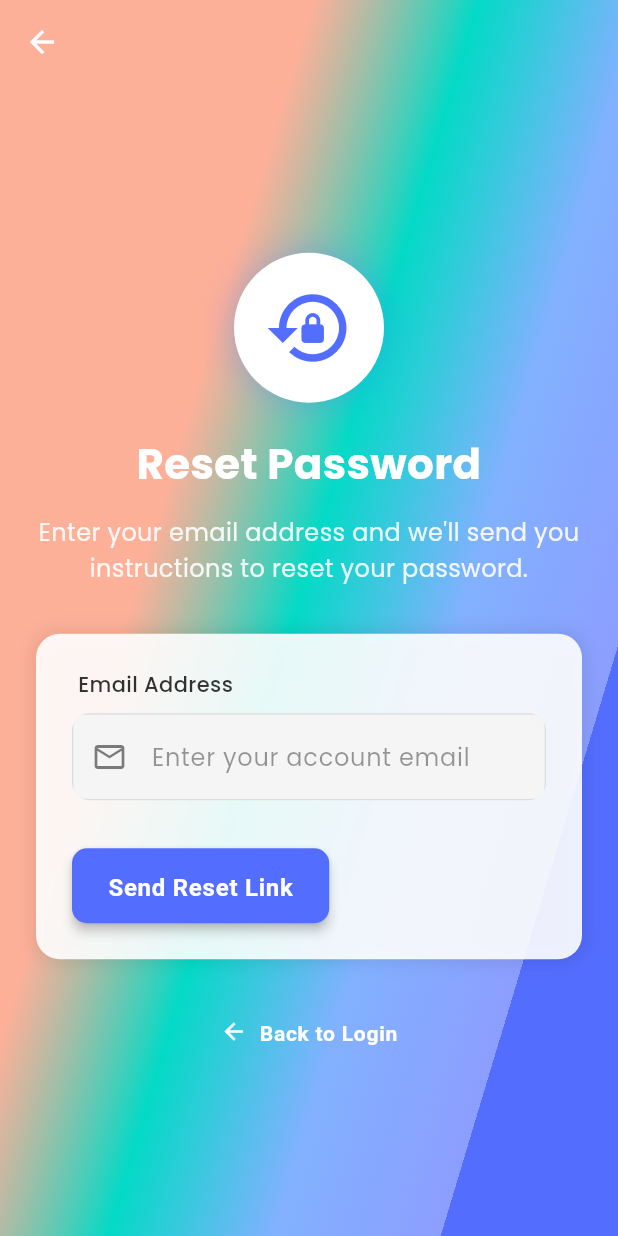
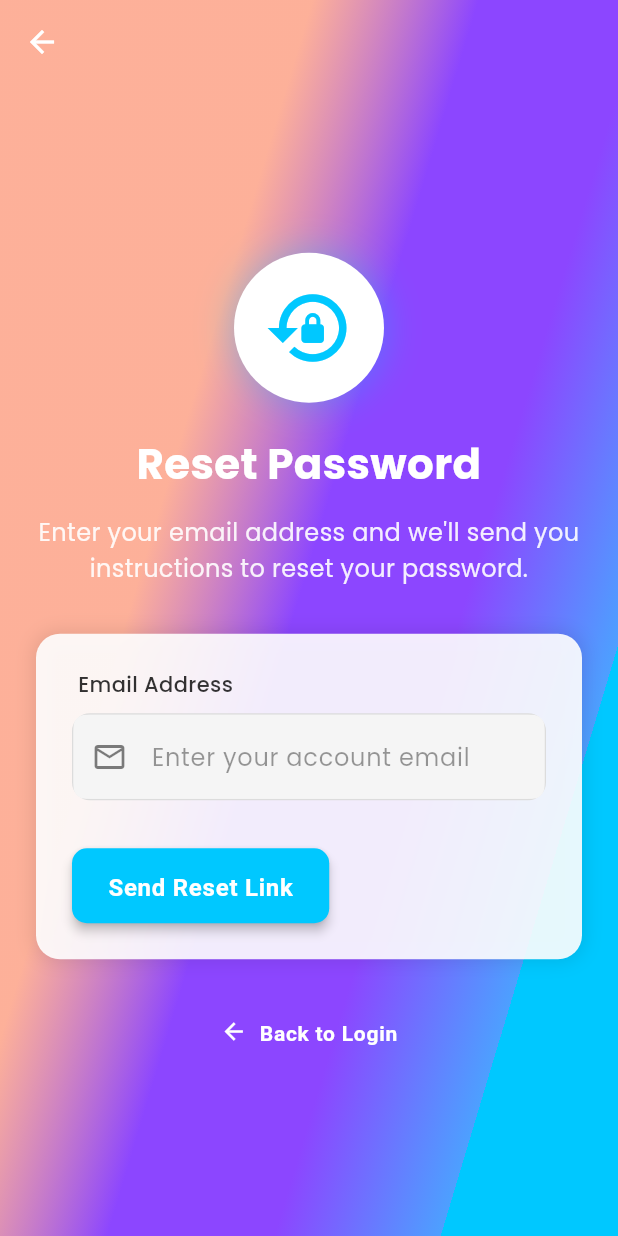
Before and after one commit to its-animay/alpha_flutter_mtxo, a Flutter app: the screen it shows after launch, after a tap on "Forgot Password?", on a phone screen of 412 x 824 dp. Run offline on Flutter 3.47's test engine with Material 3 defaults, Android fonts, the phone set to English and light mode, and no system bars; our stand-ins replace cached_network_image, dio, flutter_markdown, flutter_secure_storage, go_router, google_fonts and 2 more; accounts and stored records are empty; network calls fail; project files that could hold a hidden picture were left out.

Commit message:
Unify the look of the app by syncing the mobile and web themes
Updates the app's color scheme to match the web application's theme in `lib/theme/app_theme.dart` for visual consistency.

Replit-Commit-Author: Agent
Replit-Commit-Session-Id: 9b296ed1-993c-4d6f-82ec-2836c19786d3
Replit-Commit-Screenshot-Url: https://storage.googleapis.com/screenshot-production-us-central1/a11ac168-96b9-4d0d-9165-d36065472a36/004c36e6-ad2b-4bd0-abb6-409326654aeb.jpg

```diff
--- a/flutter_app/lib/theme/app_theme.dart
+++ b/flutter_app/lib/theme/app_theme.dart
@@ -3,30 +3,30 @@ import 'package:google_fonts/google_fonts.dart';
 
 /// Colors used throughout the application
 class AppColors {
-  // Primary and accent colors
-  static const primary = Color(0xFF536DFE);
-  static const secondary = Color(0xFF03DAC6);
+  // Primary and accent colors - Matching web app theme
+  static const primary = Color(0xFF00C8FF);     // primary: 192 100% 50%
+  static const secondary = Color(0xFF8C46FF);   // secondary: 264 84% 62%
   static const tertiary = Color(0xFFFF9E80);
 
   // Functional colors
-  static const success = Color(0xFF4CAF50);
+  static const success = Color(0xFF0CCD8D);     // success: 159 85% 40%
   static const warning = Color(0xFFFFC107);
-  static const error = Color(0xFFEF5350);
+  static const error = Color(0xFFFF3D3D);       // error: 0 85% 60%
   static const info = Color(0xFF2196F3);
 
   // Dark theme specific colors
-  static const darkSurface = Color(0xFF1F1F1F);
-  static const darkBackground = Color(0xFF121212);
+  static const darkSurface = Color(0xFF1E2539); // card: 225 16% 17% / 0.5
+  static const darkBackground = Color(0xFF191E2C); // background: 225 18% 12%
   static const darkError = Color(0xFFCF6679);
 
   // Gradient colors
-  static const gradientStart = Color(0xFF536DFE);
-  static const gradientMiddle = Color(0xFF8C9EFF);
-  static const gradientEnd = Color(0xFF82B1FF);
+  static const gradientStart = Color(0xFF00C8FF); // primary
+  static const gradientMiddle = Color(0xFF4DA0FF); // blend
+  static const gradientEnd = Color(0xFF8C46FF);    // secondary
 
   // Glassmorphism
-  static const glassLight = Color(0xADF7F7F7);
-  static const glassDark = Color(0xAD1E1E1E);
+  static const glassLight = Color(0xB3FFFFFF);  // white/70
+  static const glassDark = Color(0x801E2539);   // darkSurface with opacity
 }
 
 /// Text styles used throughout the application
@@ -136,7 +136,7 @@ class AppBorderRadius {
 
 /// Main app theme
 class AppTheme {
-  // Create light theme
+  // Create light theme - matching web app theme
   static ThemeData lightTheme() {
     final base = ThemeData.light();
 
@@ -147,18 +147,18 @@ class AppTheme {
         onPrimary: Colors.white,
         secondary: AppColors.secondary,
         secondaryContainer: AppColors.secondary.withOpacity(0.2),
-        onSecondary: Colors.black,
+        onSecondary: Colors.white,
         tertiary: AppColors.tertiary,
         tertiaryContainer: AppColors.tertiary.withOpacity(0.2),
         onTertiary: Colors.black,
         error: AppColors.error,
         onError: Colors.white,
-        background: Colors.white,
+        background: const Color(0xFFF6F9FE), // light-bg-start/end blend
         onBackground: Colors.black,
-        surface: Colors.white,
+        surface: Colors.white.withOpacity(0.7), // light-card
         onSurface: Colors.black,
       ),
-      scaffoldBackgroundColor: const Color(0xFFF8F8F8),
+      scaffoldBackgroundColor: const Color(0xFFF6F9FE), // light-bg-start/end blend
       cardColor: Colors.white,
       dividerColor: Colors.grey[300],
       textTheme: GoogleFonts.poppinsTextTheme(base.textTheme).copyWith(
@@ -361,7 +361,7 @@ class AppTheme {
     );
   }
 
-  // Create dark theme
+  // Create dark theme - matching web app theme
   static ThemeData darkTheme() {
     final base = ThemeData.dark();
 
@@ -372,18 +372,18 @@ class AppTheme {
         onPrimary: Colors.white,
         secondary: AppColors.secondary,
         secondaryContainer: AppColors.secondary.withOpacity(0.2),
-        onSecondary: Colors.black,
+        onSecondary: Colors.white,
         tertiary: AppColors.tertiary,
         tertiaryContainer: AppColors.tertiary.withOpacity(0.2),
         onTertiary: Colors.black,
-        error: AppColors.darkError,
+        error: AppColors.error,
         onError: Colors.white,
-        background: AppColors.darkBackground,
-        onBackground: Colors.white,
-        surface: AppColors.darkSurface,
-        onSurface: Colors.white,
+        background: AppColors.darkBackground, // --dark-bg / --background
+        onBackground: Colors.white.withOpacity(0.98), // --foreground
+        surface: AppColors.darkSurface.withOpacity(0.5), // --card
+        onSurface: Colors.white.withOpacity(0.98), // --card-foreground
       ),
-      scaffoldBackgroundColor: AppColors.darkBackground,
+      scaffoldBackgroundColor: AppColors.darkBackground, // --dark-bg
       cardColor: AppColors.darkSurface,
       dividerColor: Colors.grey[800],
       textTheme: GoogleFonts.poppinsTextTheme(base.textTheme).copyWith(
```
